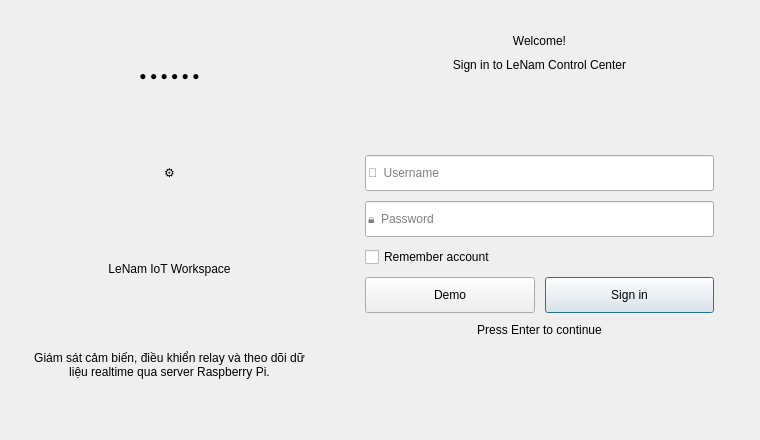
dinhquanghaICTU/OUT_SRC, file OUT_SRC_LENAM/ui/pages/LoginPage.ui: the form before one commit.
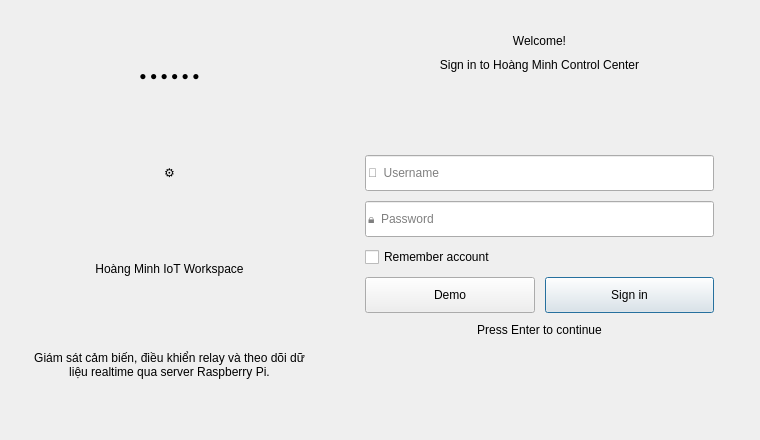
The form after the commit.

Commit message: Update OUT_SRC_LENAM UI branding and references to Hoang Minh

The edit to the form file:
```diff
--- a/OUT_SRC_LENAM/ui/pages/LoginPage.ui
+++ b/OUT_SRC_LENAM/ui/pages/LoginPage.ui
@@ -38,7 +38,7 @@
          </item>
          <item>
           <widget class="QLabel" name="artTitleLabel">
-           <property name="text"><string>LeNam IoT Workspace</string></property>
+           <property name="text"><string>Hoàng Minh IoT Workspace</string></property>
            <property name="alignment"><set>Qt::AlignCenter</set></property>
           </widget>
          </item>
@@ -68,7 +68,7 @@
          </item>
          <item>
           <widget class="QLabel" name="subtitleLabel">
-           <property name="text"><string>Sign in to LeNam Control Center</string></property>
+           <property name="text"><string>Sign in to Hoàng Minh Control Center</string></property>
            <property name="alignment"><set>Qt::AlignCenter</set></property>
           </widget>
          </item>
```
The commit also changes 7 other files.
